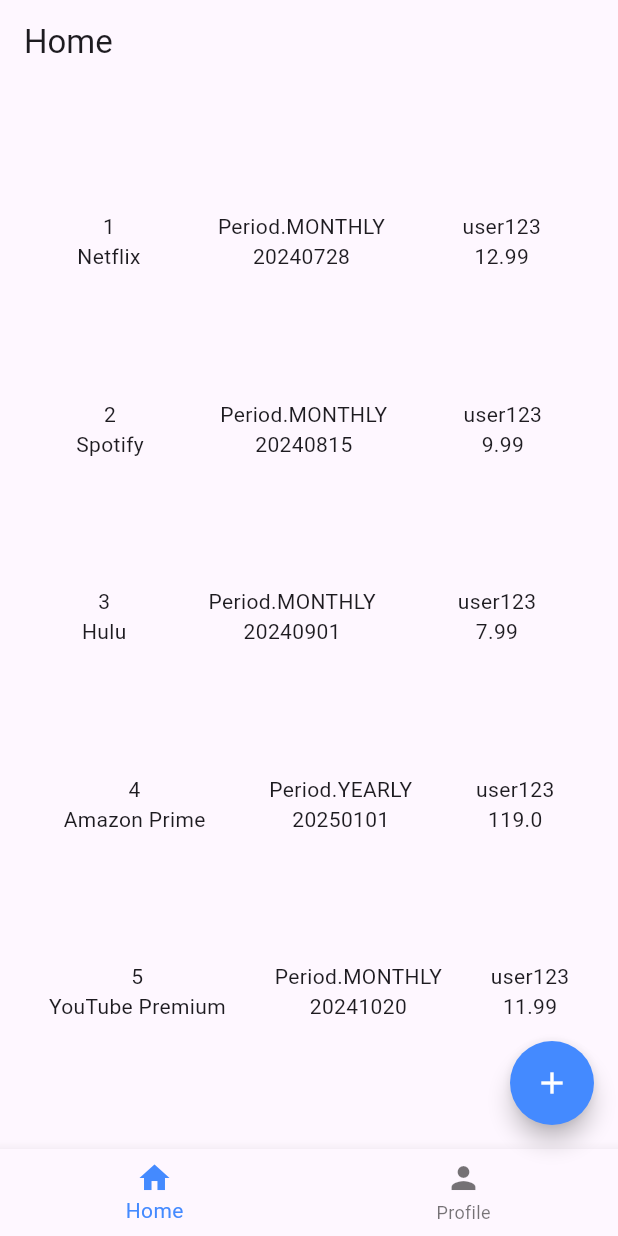
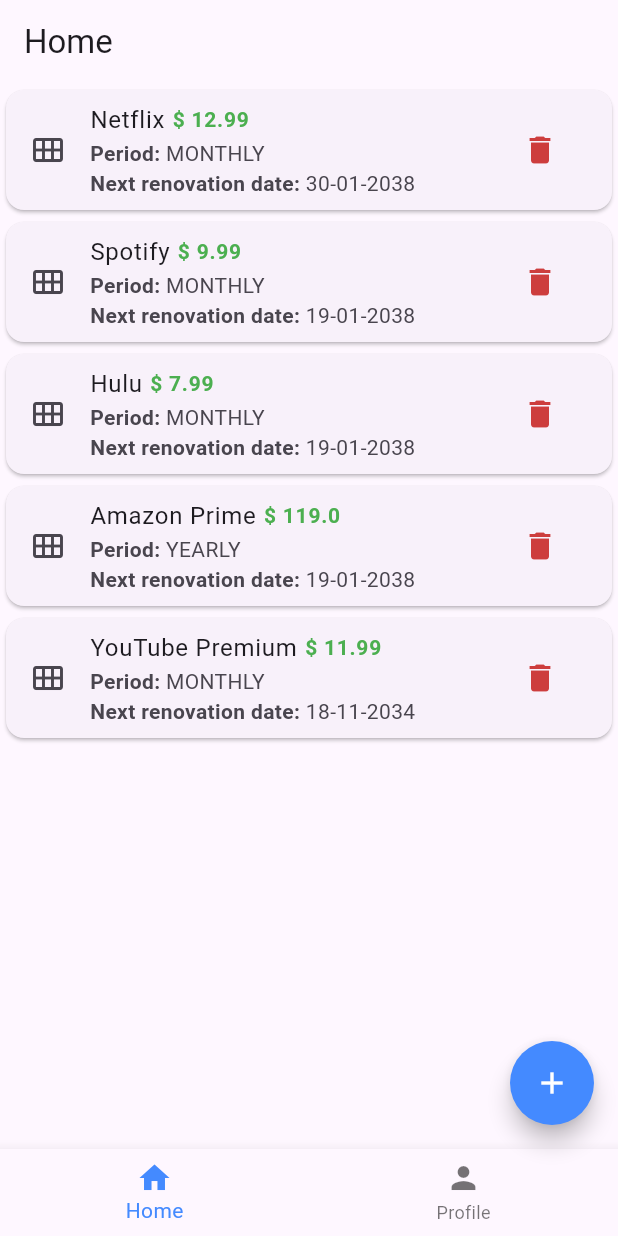
Before and after one commit to jesusherrera94/ejercicios_movil_2025Q2, a Flutter app: the MyBottomNavigationBar screen opened by its route, on a phone screen of 412 x 824 dp. Run offline on Flutter 3.47's test engine with Material 3 defaults, Android fonts, the phone set to English and light mode, and no system bars.

Commit message:
implement list, listTile and card

```diff
--- a/bottomnavbar/lib/screens/home.dart
+++ b/bottomnavbar/lib/screens/home.dart
@@ -15,7 +15,7 @@
     Subscription(
       id: '1',
       platformName: 'Netflix',
-      renovationDate: 20240728,
+      renovationDate: 2148483647,
       renovationCycle: Period.MONTHLY,
       charge: 12.99,
       userId: 'user123',
@@ -23,7 +23,7 @@
     Subscription(
       id: '2',
       platformName: 'Spotify',
-      renovationDate: 20240815,
+      renovationDate: 2147483647,
       renovationCycle: Period.MONTHLY,
       charge: 9.99,
       userId: 'user123',
@@ -31,7 +31,7 @@
     Subscription(
       id: '3',
       platformName: 'Hulu',
-      renovationDate: 20240901,
+      renovationDate: 2147483647,
       renovationCycle: Period.MONTHLY,
       charge: 7.99,
       userId: 'user123',
@@ -39,7 +39,7 @@
     Subscription(
       id: '4',
       platformName: 'Amazon Prime',
-      renovationDate: 20250101,
+      renovationDate: 2147483647,
       renovationCycle: Period.YEARLY,
       charge: 119.00,
       userId: 'user123',
@@ -47,7 +47,7 @@
     Subscription(
       id: '5',
       platformName: 'YouTube Premium',
-      renovationDate: 20241020,
+      renovationDate: 2047483635,
       renovationCycle: Period.MONTHLY,
       charge: 11.99,
       userId: 'user123',
@@ -64,9 +64,10 @@
 
   @override
   Widget build(BuildContext context) {
-    return Column(
-      mainAxisAlignment: MainAxisAlignment.spaceEvenly,
-      children: _renderItems(),
+    return Expanded(
+      child:ListView(
+        children: _renderItems(),
+      )
     );
   }
 }
--- /dev/null
+++ b/bottomnavbar/lib/utils/time_utils.dart
@@ -0,0 +1,10 @@
+import 'package:intl/intl.dart';
+
+String timestampToDatestring(int unixTimestamp) {
+    DateTime dateTime = DateTime.fromMillisecondsSinceEpoch(
+      unixTimestamp * 1000,
+    );
+    DateFormat formatter = DateFormat('dd-MM-yyyy');
+    String formattedDate = formatter.format(dateTime);
+    return formattedDate;
+  }
--- a/bottomnavbar/lib/widgets/subscription_item.dart
+++ b/bottomnavbar/lib/widgets/subscription_item.dart
@@ -1,37 +1,52 @@
 import 'package:flutter/material.dart';
 import '../models/subscription.dart';
+import '../utils/time_utils.dart';
 
 class SubscriptionItem extends StatelessWidget {
-
   final Subscription subscriptionElement;
   // prop drilling
   const SubscriptionItem({super.key, required this.subscriptionElement});
 
   @override
   Widget build(BuildContext context) {
-    return Row(
-      mainAxisAlignment: MainAxisAlignment.spaceEvenly,
-      children: [
-        Column(
+    return Card(
+      child: ListTile(
+        leading: Icon(subscriptionElement.icon),
+        title: Row(
           children: [
-            Text(subscriptionElement.id),
-            Text(subscriptionElement.platformName)
+            Text(subscriptionElement.platformName),
+            SizedBox(width: 5),
+            Text(
+              "\$ ${subscriptionElement.charge}",
+              style: TextStyle(
+                fontSize: 14,
+                color: Colors.green,
+                fontWeight: FontWeight.bold,
+              ),
+            ),
           ],
         ),
-        Column(
+        subtitle: Column(
           children: [
-            Text(subscriptionElement.renovationCiclye.toString()),
-            Text(subscriptionElement.renovationDate.toString())
+            Row(
+              children: [
+                Text("Period: ", style: TextStyle(fontWeight: FontWeight.bold)),
+                Text(subscriptionElement.renovationCiclye.name),
+              ],
+            ),
+            Row(
+              children: [
+                Text(
+                  "Next renovation date: ",
+                  style: TextStyle(fontWeight: FontWeight.bold),
+                ),
+                Text(timestampToDatestring(subscriptionElement.renovationDate)),
+              ],
+            ),
           ],
         ),
-        Column(
-          children: [
-            Text(subscriptionElement.userId),
-            Text(subscriptionElement.charge.toString())
-          ],
-        )
-      ],
+        trailing: IconButton(onPressed: () {}, icon: Icon(Icons.delete, color: const Color.fromARGB(255, 205, 61, 61),)),
+      ),
     );
   }
-
 }
--- a/bottomnavbar/pubspec.yaml
+++ b/bottomnavbar/pubspec.yaml
@@ -34,6 +34,7 @@
   # The following adds the Cupertino Icons font to your application.
   # Use with the CupertinoIcons class for iOS style icons.
   cupertino_icons: ^1.0.8
+  intl: ^0.20.2
 
 dev_dependencies:
   flutter_test:
```
Also changed, not shown: bottomnavbar/pubspec.lock.
